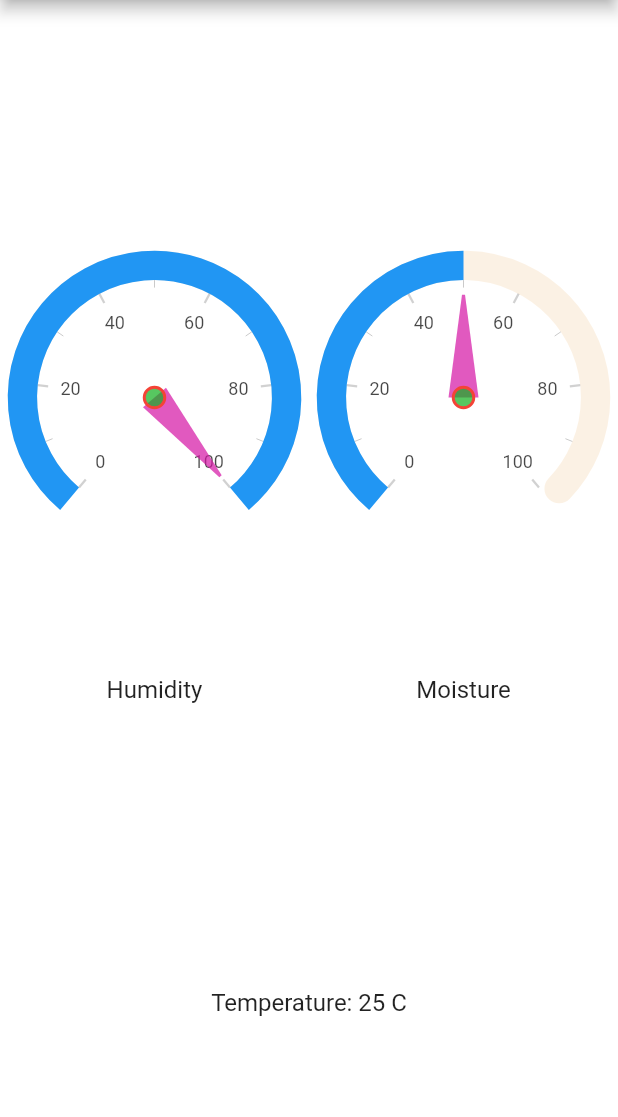
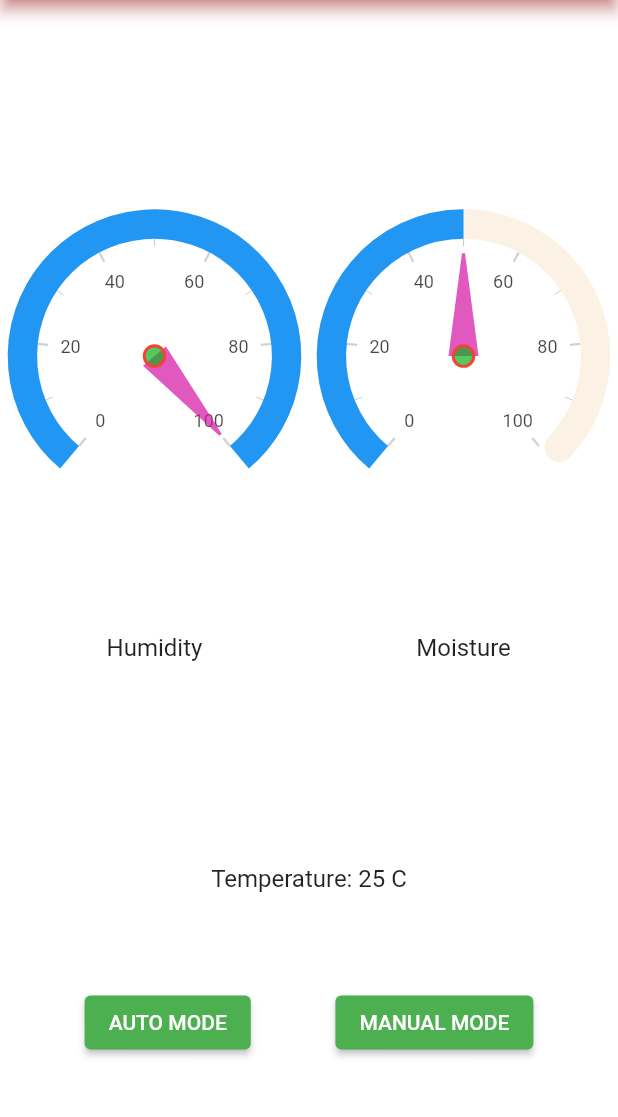
Before and after one commit to abhijithu1/irrigation, a Flutter app: the screen it shows after launch, on a phone screen of 412 x 824 dp, the part 84-1201 px from its top. Run offline on Flutter 3.47's test engine with Material 2 defaults, Android fonts, the phone set to English and light mode, and no system bars; drawn by our look-alikes of syncfusion_flutter_gauges.

Commit message:
The homescreen is kinda completed, but not much neetness , working on to create new screens.

```diff
--- a/irrigation/lib/main.dart
+++ b/irrigation/lib/main.dart
@@ -43,6 +43,7 @@ class _HomeScreenState extends State<HomeScreen> {
     return Scaffold(
       appBar: AppBar(
         backgroundColor: Colors.amber[400],
+        shadowColor: Colors.redAccent,
         centerTitle: true,
         title: const Text(
           "IRRIGATION",
@@ -135,7 +136,8 @@ class _HomeScreenState extends State<HomeScreen> {
                             value: _moisture.toDouble(),
                             needleLength: 0.7,
                             lengthUnit: GaugeSizeUnit.factor,
-                            needleColor: const Color.fromARGB(180, 212, 20, 164),
+                            needleColor:
+                                const Color.fromARGB(180, 212, 20, 164),
                             knobStyle: const KnobStyle(
                                 knobRadius: 0.07,
                                 borderWidth: 0.02,
@@ -163,6 +165,27 @@ class _HomeScreenState extends State<HomeScreen> {
             Text(
               'Temperature: ${_temperature.toString()} C',
               style: const TextStyle(fontSize: 16),
+            ),
+            Row(
+              mainAxisAlignment: MainAxisAlignment.spaceEvenly,
+              children: [
+                ElevatedButton(
+                  onPressed: () {},
+                  style: const ButtonStyle(
+                    backgroundColor:
+                        MaterialStatePropertyAll<Color>(Colors.green),
+                  ),
+                  child: const Text('AUTO MODE'),
+                ),
+                ElevatedButton(
+                  onPressed: () {},
+                  style: const ButtonStyle(
+                    backgroundColor:
+                        MaterialStatePropertyAll<Color>(Colors.green),
+                  ),
+                  child: const Text('MANUAL MODE'),
+                ),
+              ],
             )
           ],
         ),
```
